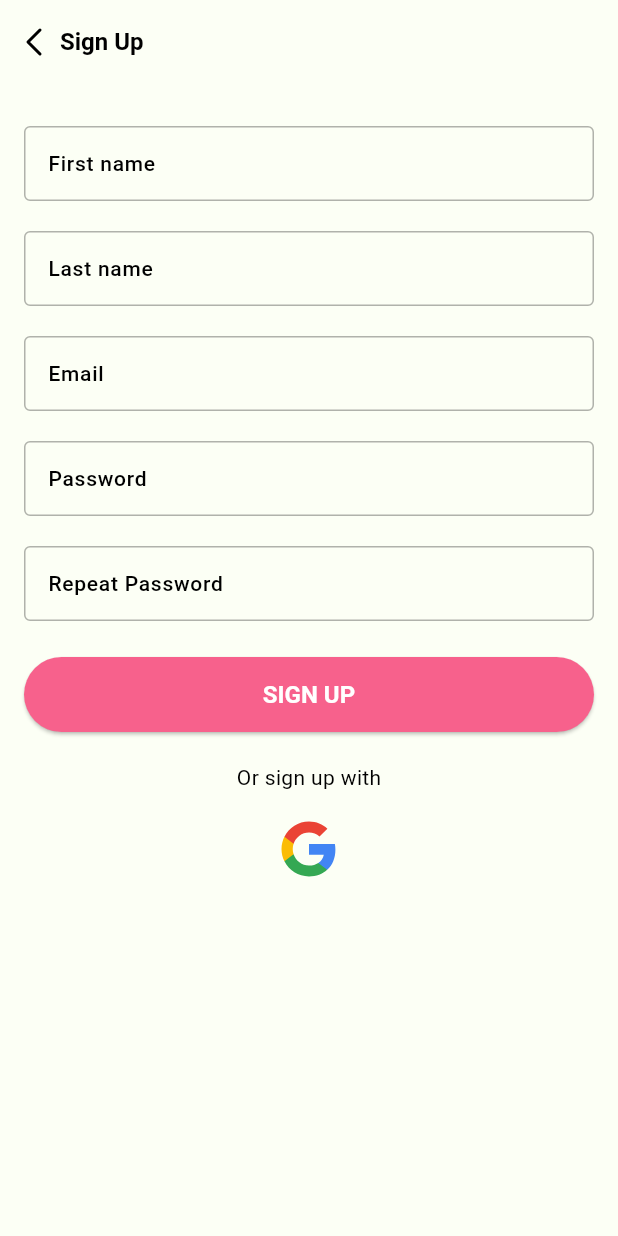
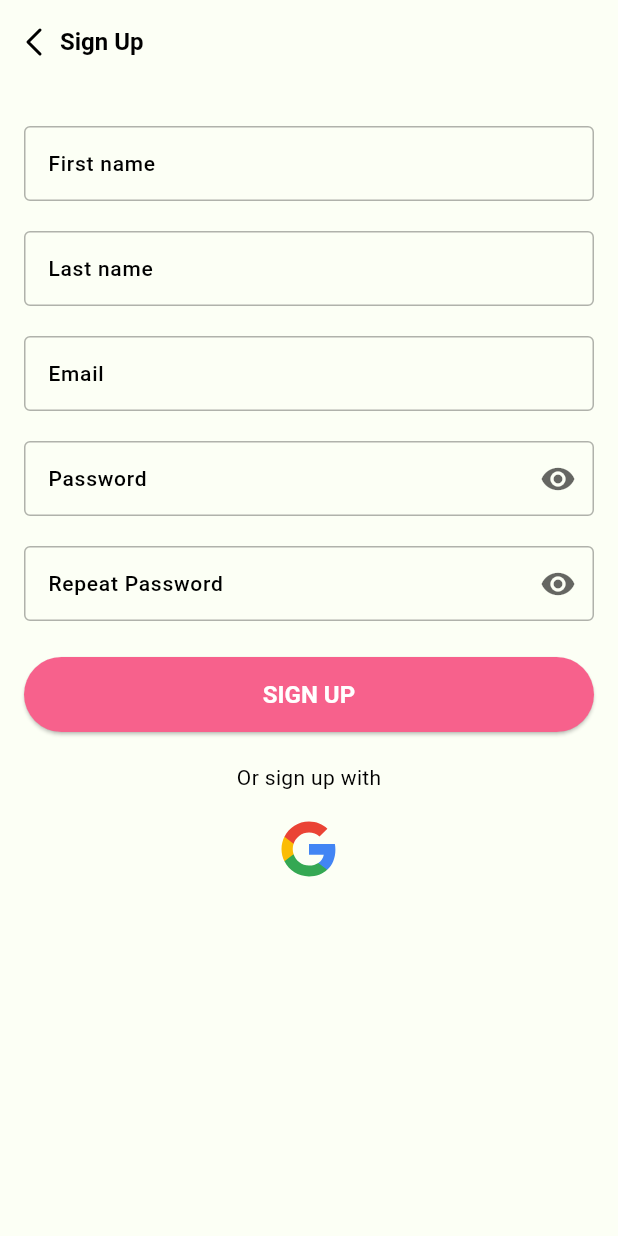
Before and after one commit to healv/heal_v, a Flutter app: the SignUpPage screen opened by its route, on a phone screen of 412 x 824 dp. Run offline on Flutter 3.47's test engine with Material 3 defaults, Android fonts, the light colour scheme and no system bars; our stand-ins replace connectivity_plus, dio, easy_localization, equatable, flutter_bloc, flutter_svg and 6 more; missing offline and left inert: back_button_interceptor; accounts and stored records are empty; generated files the repository leaves out were written again; project files that could hold a hidden picture were left out.

```diff
--- a/lib/app/auth/sign_in/sign_in_page_bloc.dart
+++ b/lib/app/auth/sign_in/sign_in_page_bloc.dart
@@ -17,6 +17,7 @@ class SignInPageBloc extends SideEffectBloc<SignInPageEvent, SignInPageState, Si
     on<EmailChanged>(_handleEmailChangedEvent);
     on<PasswordChanged>(_handlePasswordChangedEvent);
     on<Validate>(_handleValidateEvent);
+    on<UpdatePasswordVisibility>(_handleUpdatePasswordVisibilityEvent);
   }
 
   Future<void> _handleEmailChangedEvent(EmailChanged event, Emitter<SignInPageState> emitter) async {
@@ -25,6 +26,11 @@ class SignInPageBloc extends SideEffectBloc<SignInPageEvent, SignInPageState, Si
 
   Future<void> _handlePasswordChangedEvent(PasswordChanged event, Emitter<SignInPageState> emitter) async {
     emitter(state.copyWith(password: Optional.value(event.password)));
+  }
+
+  Future<void> _handleUpdatePasswordVisibilityEvent(UpdatePasswordVisibility event, Emitter<SignInPageState> emitter) async {
+    final isVisible = state.isPasswordHidden;
+    emitter(state.copyWith(isPasswordHidden: !isVisible));
   }
 
   Future<void> _handleValidateEvent(Validate event, Emitter<SignInPageState> emitter) async {
--- a/lib/app/auth/sign_in/sign_in_page_event.dart
+++ b/lib/app/auth/sign_in/sign_in_page_event.dart
@@ -8,6 +8,8 @@ sealed class SignInPageEvent extends BaseEvent {
   factory SignInPageEvent.passwordChanged({required String password}) => PasswordChanged._(password: password);
 
   factory SignInPageEvent.validate() => const Validate._();
+
+  factory SignInPageEvent.updatePasswordVisibility() => const UpdatePasswordVisibility._();
 }
 
 final class EmailChanged extends SignInPageEvent {
@@ -25,3 +27,7 @@ final class PasswordChanged extends SignInPageEvent {
 final class Validate extends SignInPageEvent {
   const Validate._();
 }
+
+final class UpdatePasswordVisibility extends SignInPageEvent {
+  const UpdatePasswordVisibility._();
+}
--- a/lib/app/auth/sign_up/sign_up_page.dart
+++ b/lib/app/auth/sign_up/sign_up_page.dart
@@ -215,7 +215,7 @@ class _SignUpPageState extends BlocDependentSideEffectState<SignUpPage, SignUpPa
                   },
                   keyboardType: TextInputType.text,
                   cursorColor: context.onBackground,
-                  obscureText: true,
+                  obscureText: state.isPasswordHidden,
                   decoration: InputDecoration(
                     enabledBorder: OutlineInputBorder(borderSide: BorderSide(color: context.onBackground.withOpacity(0.3))),
                     focusedBorder: OutlineInputBorder(borderSide: BorderSide(color: context.primary)),
@@ -225,6 +225,15 @@ class _SignUpPageState extends BlocDependentSideEffectState<SignUpPage, SignUpPa
                     errorText: state.passwordErrorMsg,
                     labelText: tr('password'),
                     labelStyle: TextStyle(fontWeight: FontWeight.w500, fontSize: 14.0, color: context.onBackground),
+                    suffixIcon: IconButton(
+                      icon: Icon(
+                        state.isPasswordHidden ? Icons.visibility : Icons.visibility_off,
+                        color: context.onBackground.withOpacity(0.6),
+                      ),
+                      onPressed: () {
+                        context.read<SignUpPageBloc>().add(SignUpPageEvent.updatePasswordVisibility());
+                      },
+                    ),
                   ),
                 );
               },
@@ -255,7 +264,7 @@ class _SignUpPageState extends BlocDependentSideEffectState<SignUpPage, SignUpPa
                   },
                   keyboardType: TextInputType.text,
                   cursorColor: context.onBackground,
-                  obscureText: true,
+                  obscureText: state.isRepeatPasswordHidden,
                   decoration: InputDecoration(
                     enabledBorder: OutlineInputBorder(borderSide: BorderSide(color: context.onBackground.withOpacity(0.3))),
                     focusedBorder: OutlineInputBorder(borderSide: BorderSide(color: context.primary)),
@@ -265,6 +274,15 @@ class _SignUpPageState extends BlocDependentSideEffectState<SignUpPage, SignUpPa
                     errorText: state.repeatPasswordErrorMsg,
                     labelText: tr('repeat_password'),
                     labelStyle: TextStyle(fontWeight: FontWeight.w500, fontSize: 14.0, color: context.onBackground),
+                    suffixIcon: IconButton(
+                      icon: Icon(
+                        state.isRepeatPasswordHidden ? Icons.visibility : Icons.visibility_off,
+                        color: context.onBackground.withOpacity(0.6),
+                      ),
+                      onPressed: () {
+                        context.read<SignUpPageBloc>().add(SignUpPageEvent.updateRepeatPasswordVisibility());
+                      },
+                    ),
                   ),
                 );
               },
--- a/lib/app/auth/sign_up/sign_up_page_bloc.dart
+++ b/lib/app/auth/sign_up/sign_up_page_bloc.dart
@@ -18,6 +18,8 @@ class SignUpPageBloc extends SideEffectBloc<SignUpPageEvent, SignUpPageState, Si
     on<PasswordChanged>(_handlePasswordChangedEvent);
     on<RepeatPasswordChanged>(_handleRepeatPasswordChangedEvent);
     on<Validate>(_handleValidateEvent);
+    on<UpdatePasswordVisibility>(_handleUpdatePasswordVisibilityEvent);
+    on<UpdateRepeatPasswordVisibility>(_handleUpdateRepeatPasswordVisibilityEvent);
   }
 
   Future<void> _handleEmailChangedEvent(EmailChanged event, Emitter<SignUpPageState> emitter) async {
@@ -34,6 +36,16 @@ class SignUpPageBloc extends SideEffectBloc<SignUpPageEvent, SignUpPageState, Si
 
   Future<void> _handleRepeatPasswordChangedEvent(RepeatPasswordChanged event, Emitter<SignUpPageState> emitter) async {
     emitter(state.copyWith(repeatPassword: Optional.value(event.password)));
+  }
+
+  Future<void> _handleUpdatePasswordVisibilityEvent(UpdatePasswordVisibility event, Emitter<SignUpPageState> emitter) async {
+    final isVisible = state.isPasswordHidden;
+    emitter(state.copyWith(isPasswordHidden: !isVisible));
+  }
+
+  Future<void> _handleUpdateRepeatPasswordVisibilityEvent(UpdateRepeatPasswordVisibility event, Emitter<SignUpPageState> emitter) async {
+    final isVisible = state.isRepeatPasswordHidden;
+    emitter(state.copyWith(isRepeatPasswordHidden: !isVisible));
   }
 
   Future<void> _handleValidateEvent(Validate event, Emitter<SignUpPageState> emitter) async {
--- a/lib/app/auth/sign_up/sign_up_page_event.dart
+++ b/lib/app/auth/sign_up/sign_up_page_event.dart
@@ -14,6 +14,10 @@ sealed class SignUpPageEvent extends BaseEvent {
   factory SignUpPageEvent.repeatPasswordChanged({required String password}) => RepeatPasswordChanged._(password: password);
 
   factory SignUpPageEvent.validate() => const Validate._();
+
+  factory SignUpPageEvent.updatePasswordVisibility() => const UpdatePasswordVisibility._();
+
+  factory SignUpPageEvent.updateRepeatPasswordVisibility() => const UpdateRepeatPasswordVisibility._();
 }
 
 final class FirstNameChanged extends SignUpPageEvent {
@@ -49,3 +53,11 @@ final class RepeatPasswordChanged extends SignUpPageEvent {
 final class Validate extends SignUpPageEvent {
   const Validate._();
 }
+
+final class UpdatePasswordVisibility extends SignUpPageEvent {
+  const UpdatePasswordVisibility._();
+}
+
+final class UpdateRepeatPasswordVisibility extends SignUpPageEvent {
+  const UpdateRepeatPasswordVisibility._();
+}
--- a/lib/app/auth/sign_up/sign_up_page_state.dart
+++ b/lib/app/auth/sign_up/sign_up_page_state.dart
@@ -11,8 +11,8 @@ class SignUpPageState extends BaseState {
   final String? emailErrorMsg;
   final String? passwordErrorMsg;
   final String? repeatPasswordErrorMsg;
-  final bool isEmailFocused;
-  final bool isPasswordFocused;
+  final bool isPasswordHidden;
+  final bool isRepeatPasswordHidden;
 
   const SignUpPageState._({
     this.firstName,
@@ -24,14 +24,26 @@ class SignUpPageState extends BaseState {
     this.emailErrorMsg,
     this.passwordErrorMsg,
     this.repeatPasswordErrorMsg,
-    this.isEmailFocused = false,
-    this.isPasswordFocused = false,
+    this.isPasswordHidden = true,
+    this.isRepeatPasswordHidden = true,
   });
 
   factory SignUpPageState.initial() => const SignUpPageState._();
 
   @override
-  List<Object?> get props => [firstName, email, password, repeatPassword, firstNameErrorMsg, lastNameErrorMsg, emailErrorMsg, passwordErrorMsg, repeatPasswordErrorMsg, isEmailFocused, isPasswordFocused];
+  List<Object?> get props => [
+        firstName,
+        email,
+        password,
+        repeatPassword,
+        firstNameErrorMsg,
+        lastNameErrorMsg,
+        emailErrorMsg,
+        passwordErrorMsg,
+        repeatPasswordErrorMsg,
+        isPasswordHidden,
+        isRepeatPasswordHidden,
+      ];
 
   SignUpPageState copyWith({
     Optional<String?>? firstName,
@@ -43,8 +55,8 @@ class SignUpPageState extends BaseState {
     Optional<String?>? emailErrorMsg,
     Optional<String?>? passwordErrorMsg,
     Optional<String?>? repeatPasswordErrorMsg,
-    bool? isEmailFocused,
-    bool? isPasswordFocused,
+    bool? isPasswordHidden,
+    bool? isRepeatPasswordHidden,
   }) {
     return SignUpPageState._(
       firstName: firstName?.isValid == true ? firstName?.value : this.firstName,
@@ -56,8 +68,8 @@ class SignUpPageState extends BaseState {
       emailErrorMsg: emailErrorMsg?.isValid == true ? emailErrorMsg?.value : this.emailErrorMsg,
       passwordErrorMsg: passwordErrorMsg?.isValid == true ? passwordErrorMsg?.value : this.passwordErrorMsg,
       repeatPasswordErrorMsg: repeatPasswordErrorMsg?.isValid == true ? repeatPasswordErrorMsg?.value : this.repeatPasswordErrorMsg,
-      isEmailFocused: isEmailFocused ?? this.isEmailFocused,
-      isPasswordFocused: isPasswordFocused ?? this.isPasswordFocused,
+      isPasswordHidden: isPasswordHidden ?? this.isPasswordHidden,
+      isRepeatPasswordHidden: isRepeatPasswordHidden ?? this.isRepeatPasswordHidden,
     );
   }
 }
```
Also changed, not shown: lib/app/auth/sign_in/sign_in_page.dart (+10 -32 lines), lib/app/auth/sign_in/sign_in_page_state.dart (+5 -9 lines).
